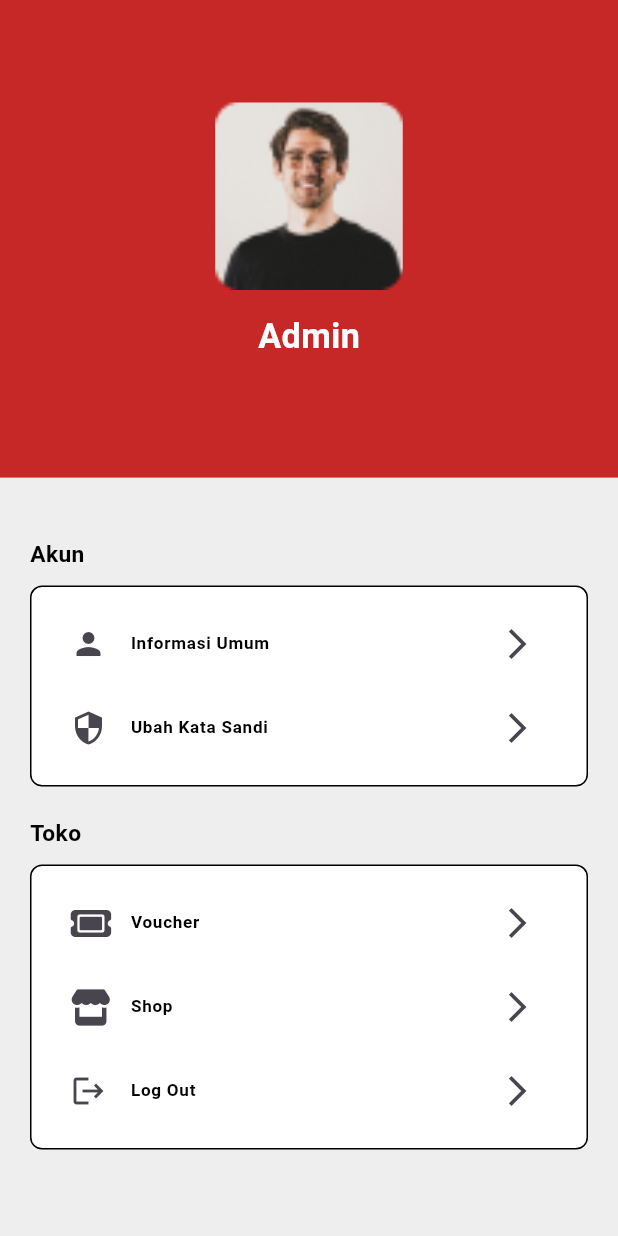
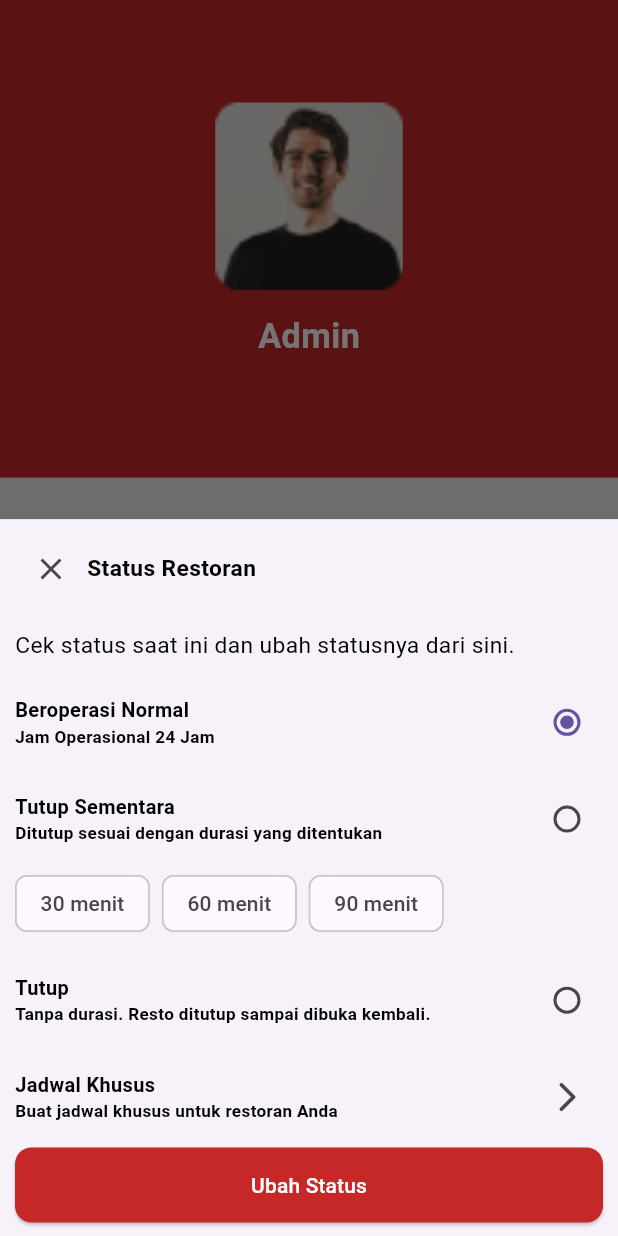
Before and after one commit to Shade2012/warmindo_admin_ui, a Flutter app: the SettingsPage screen opened by its route, after a tap on "Shop", on a phone screen of 412 x 824 dp. Run offline on Flutter 3.47's test engine with Material 3 defaults, Android fonts, the phone set to English and light mode, and no system bars; our stand-ins replace flutter_svg, font_awesome_flutter, get, google_fonts, syncfusion_flutter_charts; Roboto replaces fonts that are missing (Oxygen).

Commit message:
style: [AF] add style bottom style sheet shop

```diff
--- a/lib/pages/setting_page/view/settings_page.dart
+++ b/lib/pages/setting_page/view/settings_page.dart
@@ -1,6 +1,7 @@
 import 'package:flutter/material.dart';
 import 'package:font_awesome_flutter/font_awesome_flutter.dart';
 import 'package:get/get.dart';
+import 'package:warmindo_admin_ui/pages/widget/bottom_sheet_shop.dart';
 import 'package:warmindo_admin_ui/routes/AppPages.dart';
 import 'package:warmindo_admin_ui/utils/themes/color_themes.dart';
 import 'package:warmindo_admin_ui/utils/themes/image_themes.dart';
@@ -129,7 +130,6 @@ class SettingsPage extends StatelessWidget {
                                 style: contentProfileTextStyle,
                               ),
                               trailing: Icon(Icons.arrow_forward_ios),
-
                               onTap: () {
                                 Get.toNamed(Routes.CHANGEPASS_PAGE);
                               },
@@ -174,7 +174,16 @@ class SettingsPage extends StatelessWidget {
                               ),
                               trailing: Icon(Icons.arrow_forward_ios),
                               onTap: () {
-
+                                showModalBottomSheet(
+                                  context: context,
+                                  isScrollControlled: true,
+                                  shape: RoundedRectangleBorder(
+                                    borderRadius: BorderRadius.zero,
+                                  ),
+                                  builder: (BuildContext context) {
+                                    return BottomSheetShop();
+                                  },
+                                );
                               },
                             ),
                             ListTile(
--- /dev/null
+++ b/lib/pages/widget/bottom_sheet_shop.dart
@@ -0,0 +1,245 @@
+import 'package:flutter/material.dart';
+import 'package:warmindo_admin_ui/utils/themes/color_themes.dart';
+import 'package:warmindo_admin_ui/utils/themes/textstyle_themes.dart';
+
+class BottomSheetShop extends StatefulWidget {
+  const BottomSheetShop({Key? key}) : super(key: key);
+
+  @override
+  _BottomSheetShopState createState() => _BottomSheetShopState();
+}
+
+class _BottomSheetShopState extends State<BottomSheetShop> {
+  String _selectedStatus = 'Beroperasi Normal';
+  String? _selectedChip;
+
+  @override
+  Widget build(BuildContext context) {
+    final double screenWidth = MediaQuery.of(context).size.width;
+    final double screenHeight = MediaQuery.of(context).size.height;
+
+    return Container(
+      width: screenWidth,
+      height: screenHeight * 0.58,
+      padding: const EdgeInsets.symmetric(horizontal: 10, vertical: 9),
+      child: Column(
+        crossAxisAlignment: CrossAxisAlignment.start,
+        children: [
+          Row(
+            mainAxisAlignment: MainAxisAlignment.start,
+            children: [
+              IconButton(
+                onPressed: () {
+                  Navigator.pop(context);
+                },
+                icon: Icon(Icons.close),
+              ),
+              Text(
+                'Status Restoran',
+                style: titleBtsShopTextStyle,
+              ),
+            ],
+          ),
+          SizedBox(height: 16),
+          Text(
+            'Cek status saat ini dan ubah statusnya dari sini.',
+            style: titleLightBtsShopTextStyle,
+          ),
+          SizedBox(height: screenHeight * 0.02),
+          Column(
+            crossAxisAlignment: CrossAxisAlignment.start,
+            children: [
+              Row(
+                mainAxisAlignment: MainAxisAlignment.spaceBetween,
+                children: [
+                  Column(
+                    crossAxisAlignment: CrossAxisAlignment.start,
+                    children: [
+                      Text(
+                        'Beroperasi Normal',
+                        style: contentBoldBtsShopTextStyle,
+                      ),
+                      Text(
+                        'Jam Operasional 24 Jam',
+                        style: contentSmallBtsShopTextStyle,
+                      ),
+                    ],
+                  ),
+                  Align(
+                    alignment: Alignment.centerRight,
+                    child: Radio<String>(
+                      value: 'Beroperasi Normal',
+                      groupValue: _selectedStatus,
+                      onChanged: (String? value) {
+                        setState(() {
+                          _selectedStatus = value!;
+                        });
+                      },
+                    ),
+                  ),
+                ],
+              ),
+            ],
+          ),
+          SizedBox(height: screenHeight * 0.02),
+          Column(
+            crossAxisAlignment: CrossAxisAlignment.start,
+            children: [
+              Row(
+                mainAxisAlignment: MainAxisAlignment.spaceBetween,
+                children: [
+                  Column(
+                    crossAxisAlignment: CrossAxisAlignment.start,
+                    children: [
+                      Text(
+                        'Tutup Sementara',
+                        style: contentBoldBtsShopTextStyle,
+                      ),
+                      Text(
+                        'Ditutup sesuai dengan durasi yang ditentukan',
+                        style: contentSmallBtsShopTextStyle,
+                      ),
+                    ],
+                  ),
+                  Align(
+                    alignment: Alignment.centerRight,
+                    child: Radio<String>(
+                      value: 'Tutup Sementara',
+                      groupValue: _selectedStatus,
+                      onChanged: (String? value) {
+                        setState(() {
+                          _selectedStatus = value!;
+                          _selectedChip = null;
+                        });
+                      },
+                    ),
+                  ),
+                ],
+              ),
+              SizedBox(height: screenHeight * 0.01),
+              Wrap(
+                spacing: 8.0,
+                children: [
+                  ChoiceChip(
+                    label: Text('30 menit'),
+                    selected: _selectedChip == '30 menit',
+                    onSelected: (bool selected) {
+                      setState(() {
+                        _selectedChip = selected ? '30 menit' : null;
+                      });
+                    },
+                  ),
+                  ChoiceChip(
+                    label: Text('60 menit'),
+                    selected: _selectedChip == '60 menit',
+                    onSelected: (bool selected) {
+                      setState(() {
+                        _selectedChip = selected ? '60 menit' : null;
+                      });
+                    },
+                  ),
+                  ChoiceChip(
+                    label: Text('90 menit'),
+                    selected: _selectedChip == '90 menit',
+                    onSelected: (bool selected) {
+                      setState(() {
+                        _selectedChip = selected ? '90 menit' : null;
+                      });
+                    },
+                  ),
+                ],
+              ),
+            ],
+          ),
+          SizedBox(height: screenHeight * 0.02),
+          Column(
+            crossAxisAlignment: CrossAxisAlignment.start,
+            children: [
+              Row(
+                mainAxisAlignment: MainAxisAlignment.spaceBetween,
+                children: [
+                  Column(
+                    crossAxisAlignment: CrossAxisAlignment.start,
+                    children: [
+                      Text(
+                        'Tutup',
+                        style: contentBoldBtsShopTextStyle,
+                      ),
+                      Text(
+                        'Tanpa durasi. Resto ditutup sampai dibuka kembali.',
+                        style: contentSmallBtsShopTextStyle,
+                      ),
+                    ],
+                  ),
+                  Align(
+                    alignment: Alignment.centerRight,
+                    child: Radio<String>(
+                      value: 'Tutup',
+                      groupValue: _selectedStatus,
+                      onChanged: (String? value) {
+                        setState(() {
+                          _selectedStatus = value!;
+                          _selectedChip = null; // Reset selected chip
+                        });
+                      },
+                    ),
+                  ),
+                ],
+              ),
+            ],
+          ),
+          SizedBox(height: screenHeight * 0.02),
+          Column(
+            crossAxisAlignment: CrossAxisAlignment.start,
+            children: [
+              Row(
+                mainAxisAlignment: MainAxisAlignment.spaceBetween,
+                children: [
+                  Column(
+                    crossAxisAlignment: CrossAxisAlignment.start,
+                    children: [
+                      Text(
+                        'Jadwal Khusus',
+                        style: contentBoldBtsShopTextStyle,
+                      ),
+                      Text(
+                        'Buat jadwal khusus untuk restoran Anda',
+                        style: contentSmallBtsShopTextStyle,
+                      ),
+                    ],
+                  ),
+                  Align(
+                    alignment: Alignment.centerRight,
+                    child: IconButton(
+                      onPressed: () {
+                        Navigator.pop(context);
+                      },
+                      icon: Icon(Icons.arrow_forward_ios_rounded),
+                    ),
+                  ),
+                ],
+              ),
+            ],
+          ),
+          Spacer(),
+          Center(
+            child: ElevatedButton(
+              onPressed: () {
+                Navigator.pop(context);
+              },
+              child: Text('Ubah Status'),
+              style: ElevatedButton.styleFrom(
+                minimumSize: Size(screenWidth, 50),
+                backgroundColor: ColorResources.primaryColor,
+                foregroundColor: Colors.white,
+                shape: RoundedRectangleBorder(
+                  borderRadius: BorderRadius.all(Radius.circular(11)),
+                ),
+              ),
+            ),
+          ),
+        ],
+      ),
+    );
+  }
+}
--- a/lib/utils/themes/textstyle_themes.dart
+++ b/lib/utils/themes/textstyle_themes.dart
@@ -351,3 +351,27 @@ TextStyle priceCProductDetailTextStyle = GoogleFonts.oxygen(
         color: primaryTextColor,
         fontWeight: FontWeight.bold,
         fontSize: figmaFontsize(18)));
+
+TextStyle titleBtsShopTextStyle = GoogleFonts.oxygen(
+    textStyle: TextStyle(
+        color: primaryTextColor,
+        fontWeight: FontWeight.w600,
+        fontSize: figmaFontsize(16)));
+
+TextStyle titleLightBtsShopTextStyle = GoogleFonts.oxygen(
+    textStyle: TextStyle(
+        color: primaryTextColor,
+        fontWeight: FontWeight.normal,
+        fontSize: figmaFontsize(16)));
+
+TextStyle contentBoldBtsShopTextStyle = GoogleFonts.oxygen(
+    textStyle: TextStyle(
+        color: primaryTextColor,
+        fontWeight: FontWeight.bold,
+        fontSize: figmaFontsize(14)));
+
+TextStyle contentSmallBtsShopTextStyle = GoogleFonts.oxygen(
+    textStyle: TextStyle(
+        color: primaryTextColor,
+        fontWeight: FontWeight.bold,
+        fontSize: figmaFontsize(12)));
```
